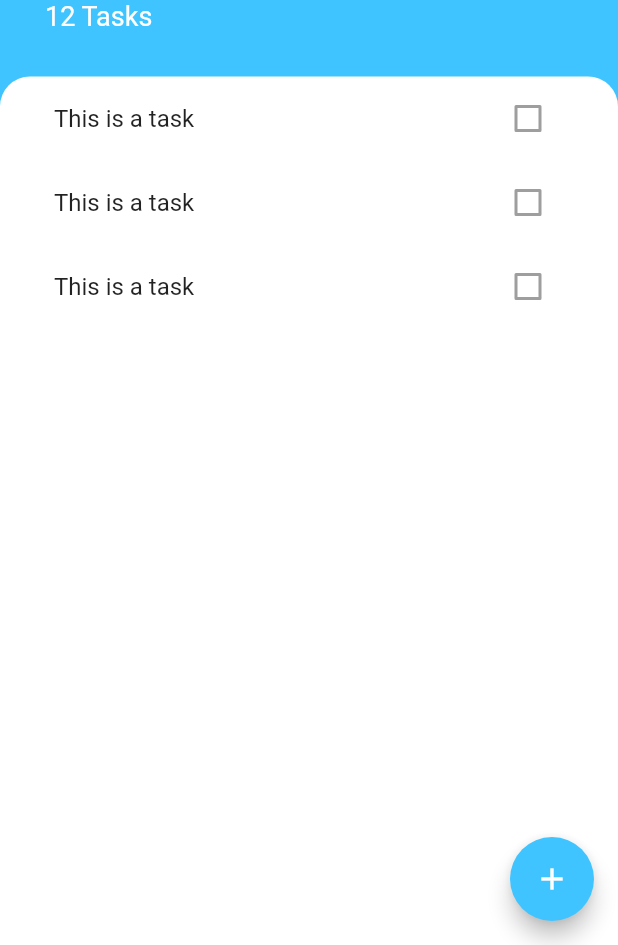
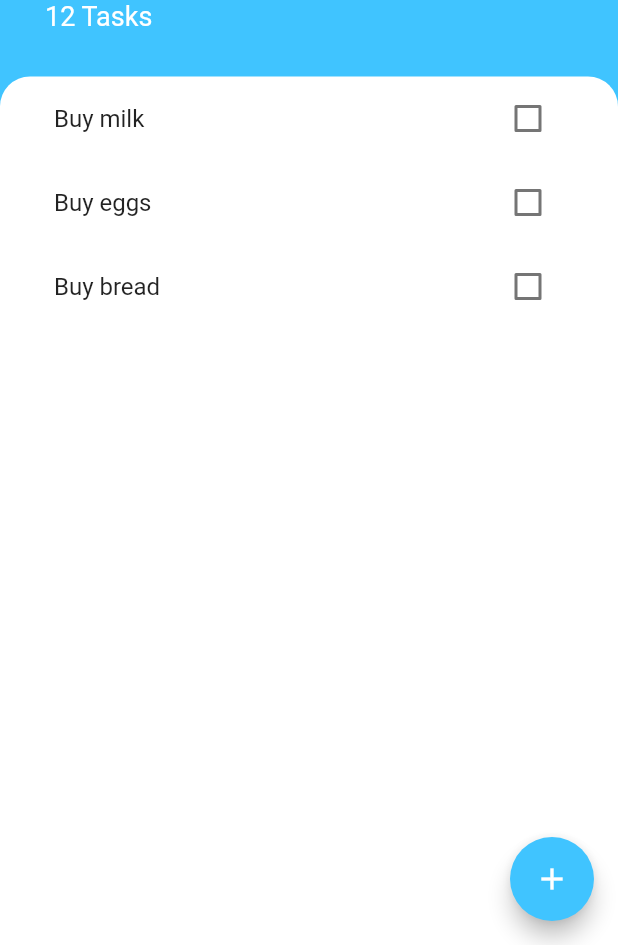
Before and after one commit to stsitdikov/todoey_flutter, a Flutter app: the screen it shows after launch, on a phone screen of 412 x 824 dp, the part 291-1236 px from its top. Run offline on Flutter 3.47's test engine with Material 2 defaults, Android fonts, the phone set to English and light mode, and no system bars.

Commit message:
done setting up ListView builder

```diff
--- /dev/null
+++ b/lib/models/task.dart
@@ -0,0 +1,10 @@
+class Task {
+  String name;
+  bool isDone;
+
+  Task({this.name, this.isDone = false});
+
+  void toggleDone() {
+    isDone = !isDone;
+  }
+}
--- a/lib/widgets/task_tile.dart
+++ b/lib/widgets/task_tile.dart
@@ -1,11 +1,29 @@
 import 'package:flutter/material.dart';
 
 class TaskTile extends StatelessWidget {
+  final bool isChecked;
+  final String taskTitle;
+  final Function checkboxCallback;
+
+  TaskTile({
+    this.isChecked,
+    this.taskTitle,
+    this.checkboxCallback,
+  });
+
   @override
   Widget build(BuildContext context) {
     return ListTile(
-      title: Text('This is a task'),
-      trailing: Checkbox(value: false, onChanged: null),
+      title: Text(
+        taskTitle,
+        style: TextStyle(
+            decoration: isChecked ? TextDecoration.lineThrough : null),
+      ),
+      trailing: Checkbox(
+        activeColor: Colors.lightBlueAccent,
+        value: isChecked,
+        onChanged: checkboxCallback,
+      ),
     );
   }
 }
--- a/lib/widgets/tasks_list.dart
+++ b/lib/widgets/tasks_list.dart
@@ -1,15 +1,34 @@
 import 'package:flutter/material.dart';
 import 'task_tile.dart';
+import 'package:todoey_flutter/models/task.dart';
 
-class TasksList extends StatelessWidget {
+class TasksList extends StatefulWidget {
+  @override
+  _TasksListState createState() => _TasksListState();
+}
+
+class _TasksListState extends State<TasksList> {
+  List<Task> tasks = [
+    Task(name: 'Buy milk'),
+    Task(name: 'Buy eggs'),
+    Task(name: 'Buy bread'),
+  ];
+
   @override
   Widget build(BuildContext context) {
-    return ListView(
-      children: [
-        TaskTile(),
-        TaskTile(),
-        TaskTile(),
-      ],
+    return ListView.builder(
+      itemBuilder: (context, index) {
+        return TaskTile(
+          taskTitle: tasks[index].name,
+          isChecked: tasks[index].isDone,
+          checkboxCallback: (bool checkboxState) {
+            setState(() {
+              tasks[index].toggleDone();
+            });
+          },
+        );
+      },
+      itemCount: tasks.length,
     );
   }
 }
--- a/pubspec.yaml
+++ b/pubspec.yaml
@@ -18,7 +18,7 @@ publish_to: 'none' # Remove this line if you wish to publish to pub.dev
 version: 1.0.0+1
 
 environment:
-  sdk: ">=2.12.0 <3.0.0"
+  sdk: ">=2.10.0 <3.0.0"
 
 dependencies:
   flutter:
```
